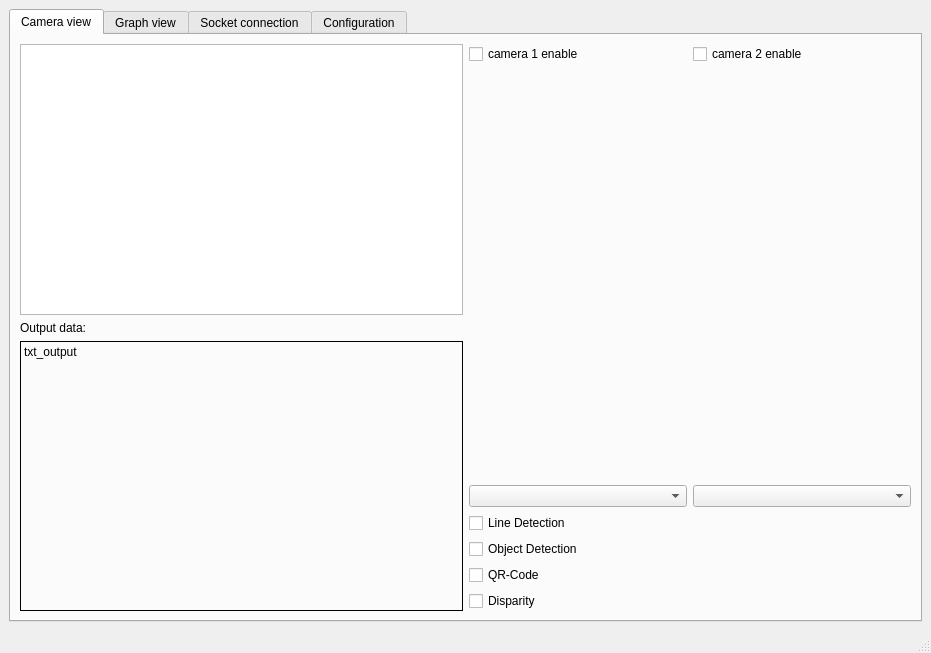
stokka-elebac-22/RC-Project-Autonomous-Car, file desktop_design.ui: the form before one commit.
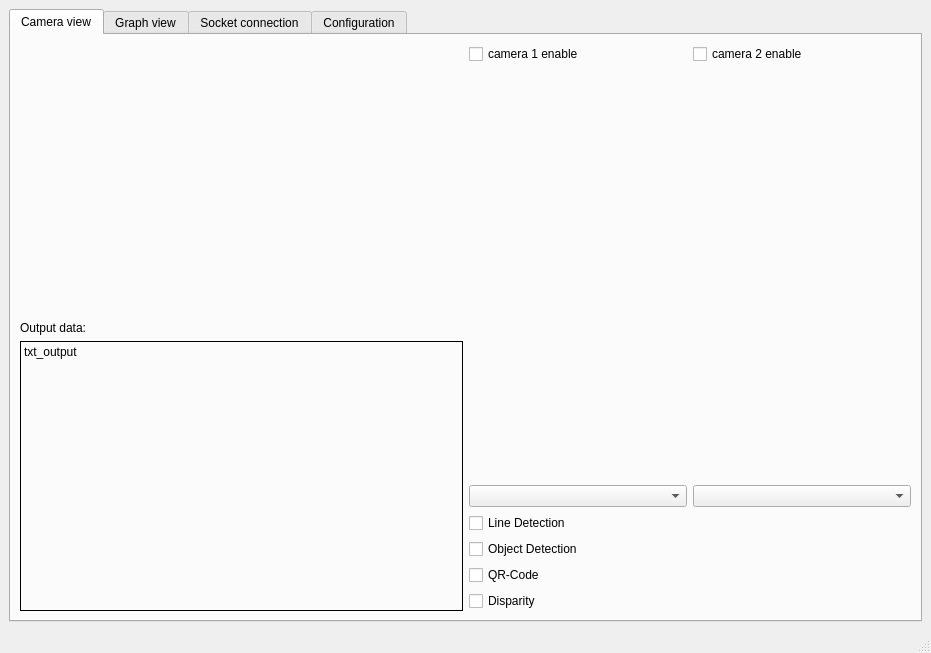
The form after the commit.

The edit to the form file:
```diff
--- a/desktop_design.ui
+++ b/desktop_design.ui
@@ -28,7 +28,7 @@
         <item>
          <layout class="QVBoxLayout" name="output_layout" stretch="1,0,1">
           <item>
-           <widget class="QGraphicsView" name="output_img"/>
+           <widget class="QLabel" name="output_img"/>
           </item>
           <item>
            <widget class="QLabel" name="lbl_output_description">
```
